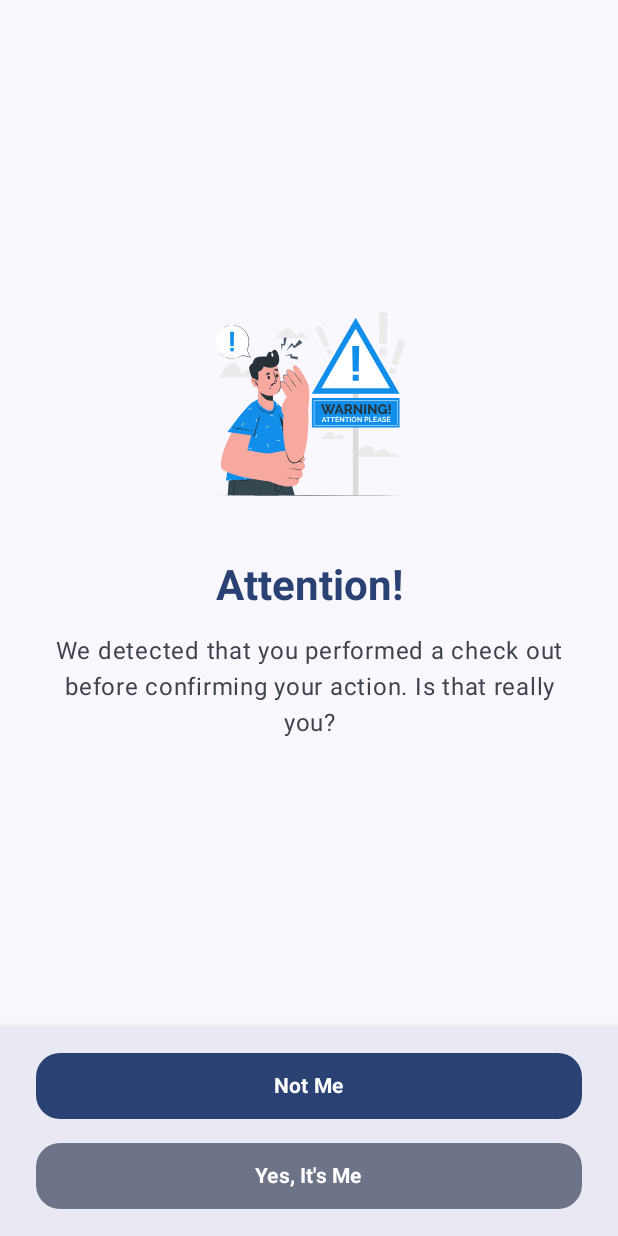
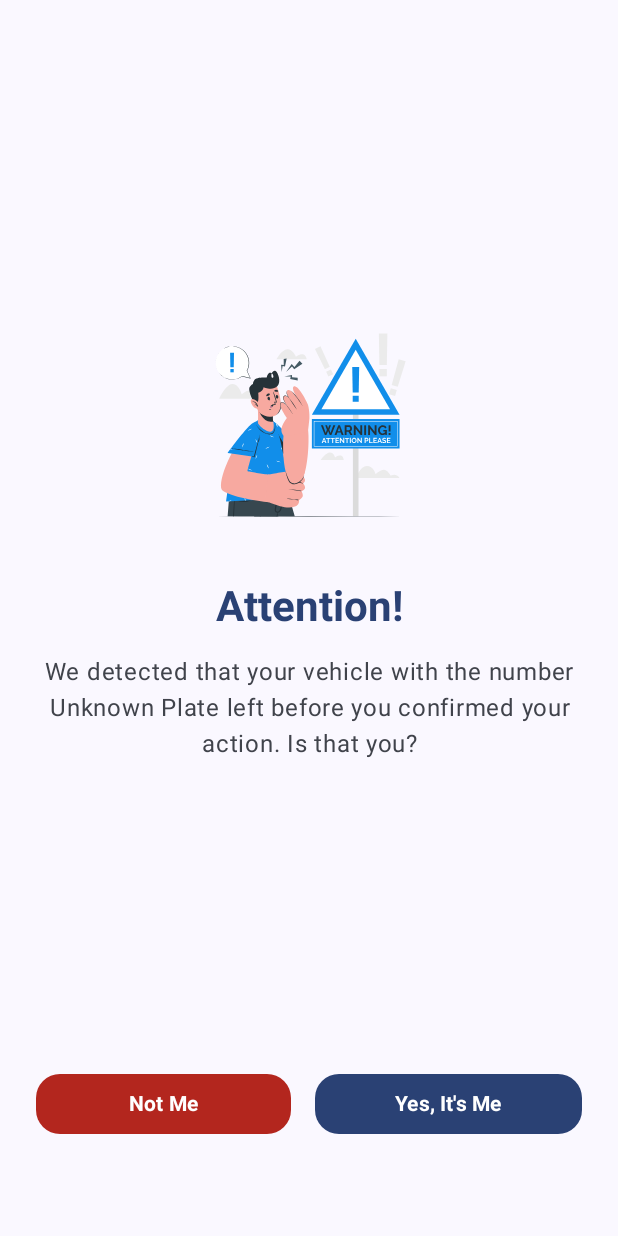
Before and after one commit to agustacandi/parkirkan-app, an Android app built with Jetpack Compose: the AlertScreen screen opened through its navigation route, on a phone screen of 412 x 824 dp. Run offline under Robolectric (Android 15) with nearby library versions, the phone set to English and light mode, and no system bars; our stand-ins replace Dagger/Hilt's generated code, paging.

Commit message:
fix: fixing notification screen and topic
BUG: when first login with sec account, then switch to user account. Topic still subscribing

```diff
--- a/app/src/main/java/dev/agustacandi/parkirkanapp/di/AppModule.kt
+++ b/app/src/main/java/dev/agustacandi/parkirkanapp/di/AppModule.kt
@@ -60,7 +60,7 @@ class AppModule {
     @Singleton
     fun provideRetrofit(okHttpClient: OkHttpClient, moshi: Moshi): Retrofit {
         return Retrofit.Builder()
-            .baseUrl("https://radio-gc-wicked-village.trycloudflare.com/api/")
+            .baseUrl("https://parkir.aliftrd.my.id/api/")
             .addConverterFactory(MoshiConverterFactory.create(moshi))
             .client(okHttpClient)
             .build()
--- a/app/src/main/java/dev/agustacandi/parkirkanapp/domain/parking/repository/ParkingRepository.kt
+++ b/app/src/main/java/dev/agustacandi/parkirkanapp/domain/parking/repository/ParkingRepository.kt
@@ -11,4 +11,6 @@ interface ParkingRepository {
     suspend fun isVehicleCheckedIn(licensePlate: String): Boolean
 
     suspend fun confirmCheckOut(licensePlate: String): Boolean
+
+    suspend fun reportCheckOut(licensePlate: String): Boolean
 }
--- a/app/src/main/java/dev/agustacandi/parkirkanapp/presentation/alert/AlertScreen.kt
+++ b/app/src/main/java/dev/agustacandi/parkirkanapp/presentation/alert/AlertScreen.kt
@@ -1,14 +1,15 @@
 package dev.agustacandi.parkirkanapp.presentation.alert
 
+import android.app.Activity
+import android.content.res.Configuration
 import androidx.compose.foundation.Image
-import androidx.compose.foundation.background
 import androidx.compose.foundation.layout.Arrangement
 import androidx.compose.foundation.layout.Box
 import androidx.compose.foundation.layout.Column
+import androidx.compose.foundation.layout.Row
 import androidx.compose.foundation.layout.Spacer
 import androidx.compose.foundation.layout.fillMaxSize
 import androidx.compose.foundation.layout.fillMaxWidth
-import androidx.compose.foundation.layout.height
 import androidx.compose.foundation.layout.padding
 import androidx.compose.foundation.layout.size
 import androidx.compose.foundation.layout.width
@@ -16,9 +17,7 @@ import androidx.compose.foundation.shape.RoundedCornerShape
 import androidx.compose.material3.Button
 import androidx.compose.material3.ButtonDefaults
 import androidx.compose.material3.CircularProgressIndicator
-import androidx.compose.material3.FilledTonalButton
 import androidx.compose.material3.MaterialTheme
-import androidx.compose.material3.OutlinedButton
 import androidx.compose.material3.Scaffold
 import androidx.compose.material3.SnackbarHost
 import androidx.compose.material3.SnackbarHostState
@@ -31,12 +30,15 @@ import androidx.compose.runtime.getValue
 import androidx.compose.runtime.remember
 import androidx.compose.ui.Alignment
 import androidx.compose.ui.Modifier
+import androidx.compose.ui.platform.LocalContext
 import androidx.compose.ui.res.painterResource
 import androidx.compose.ui.text.font.FontWeight
 import androidx.compose.ui.text.style.TextAlign
+import androidx.compose.ui.tooling.preview.Preview
 import androidx.compose.ui.unit.dp
 import androidx.hilt.navigation.compose.hiltViewModel
 import dev.agustacandi.parkirkanapp.R
+import dev.agustacandi.parkirkanapp.ui.theme.ParkirkanAppTheme
 
 @Composable
 fun AlertScreen(
@@ -45,24 +47,25 @@ fun AlertScreen(
     onConfirmClick: () -> Unit,
     onRejectClick: () -> Unit
 ) {
+    val context = LocalContext.current
     val isLoading by viewModel.isLoading.collectAsState()
     val errorMessage by viewModel.errorMessage.collectAsState()
     val snackbarHostState = remember { SnackbarHostState() }
 
-    // Handle one-time actions
+    val activity = context as? Activity
+    val intent = activity?.intent
+    val vehiclePlate = intent?.getStringExtra("vehicle_license_plate") ?: "Unknown Plate"
+
     LaunchedEffect(viewModel) {
         viewModel.actionFlow.collect { action ->
             when (action) {
                 is AlertAction.NavigateBack -> onRejectClick()
                 is AlertAction.ShowSuccess -> onConfirmClick()
-                is AlertAction.ShowError -> {
-                    // Error is shown via snackbar
-                }
+                is AlertAction.ShowError -> {}
             }
         }
     }
 
-    // Show snackbar for errors
     LaunchedEffect(errorMessage) {
         errorMessage?.let {
             snackbarHostState.showSnackbar(it)
@@ -70,64 +73,63 @@ fun AlertScreen(
         }
     }
 
+    AlertScreenContent(
+        modifier = modifier,
+        snackbarHostState = snackbarHostState,
+        vehiclePlate = vehiclePlate,
+        isLoading = isLoading,
+        onNotMe = { viewModel.reportCheckOut(vehiclePlate) },
+        onYesItsMe = { viewModel.confirmCheckOut(vehiclePlate) }
+    )
+}
+
+@Composable
+private fun AlertScreenContent(
+    modifier: Modifier = Modifier,
+    snackbarHostState: SnackbarHostState = remember { SnackbarHostState() },
+    vehiclePlate: String,
+    isLoading: Boolean,
+    onNotMe: () -> Unit,
+    onYesItsMe: () -> Unit
+) {
     Scaffold(
         snackbarHost = { SnackbarHost(snackbarHostState) },
         bottomBar = {
-            Surface(
-                tonalElevation = 3.dp,
-                shadowElevation = 8.dp
-            ) {
-                Column(
+            Row(
                 modifier = Modifier
                     .fillMaxWidth()
-                        .padding(horizontal = 24.dp, vertical = 16.dp)
+                    .padding(start = 24.dp, end = 24.dp, bottom = 64.dp),
             ) {
                 Button(
-                        modifier = Modifier.fillMaxWidth(),
-                        onClick = { viewModel.rejectCheckOut() },
+                    modifier = Modifier
+                        .weight(1f)
+                        .padding(end = 8.dp),
+                    onClick = onNotMe,
                     enabled = !isLoading,
                     shape = RoundedCornerShape(16.dp),
                     colors = ButtonDefaults.buttonColors(
-                            containerColor = MaterialTheme.colorScheme.primary,
-                            disabledContainerColor = MaterialTheme.colorScheme.surfaceVariant
+                        containerColor = MaterialTheme.colorScheme.error,
                     )
                 ) {
                     Text(
                         "Not Me",
                         style = MaterialTheme.typography.labelLarge,
-                            fontWeight = FontWeight.Bold,
-                            modifier = Modifier.padding(vertical = 4.dp)
+                        fontWeight = FontWeight.Bold
                     )
                 }
-
-                    Spacer(modifier = Modifier.height(12.dp))
-
-                    FilledTonalButton(
-                        modifier = Modifier.fillMaxWidth(),
-                        onClick = {
-                            // In a real app, get license plate from app state or intent extras
-                            // For now we'll use a placeholder
-                            val licensePlate = "B 1234 ABC" // Example
-                            viewModel.confirmCheckOut(licensePlate)
-                        },
+                Spacer(Modifier.width(8.dp))
+                Button(
+                    modifier = Modifier
+                        .weight(1f),
+                    onClick = onYesItsMe,
                     enabled = !isLoading,
                     shape = RoundedCornerShape(16.dp)
                 ) {
-                        if (isLoading) {
-                            CircularProgressIndicator(
-                                modifier = Modifier.size(20.dp),
-                                strokeWidth = 2.dp,
-                                color = MaterialTheme.colorScheme.primary
-                            )
-                            Spacer(modifier = Modifier.width(8.dp))
-                        }
                     Text(
                         "Yes, It's Me",
                         style = MaterialTheme.typography.labelLarge,
-                            fontWeight = FontWeight.Bold,
-                            modifier = Modifier.padding(vertical = 4.dp)
+                        fontWeight = FontWeight.Bold
                     )
-                    }
                 }
             }
         }
@@ -141,26 +143,20 @@ fun AlertScreen(
                 horizontalAlignment = Alignment.CenterHorizontally
             ) {
                 Image(
-                    modifier = Modifier
-                        .size(180.dp)
-                        .padding(bottom = 24.dp),
-                    painter = painterResource(
-                        id = R.drawable.alert_illustration
-                    ),
+                    modifier = Modifier.size(180.dp).padding(bottom = 24.dp),
+                    painter = painterResource(id = R.drawable.alert_illustration),
                     contentDescription = null
                 )
-
                 Text(
                     text = "Attention!",
                     style = MaterialTheme.typography.headlineMedium,
                     fontWeight = FontWeight.Bold,
                     color = MaterialTheme.colorScheme.primary,
-                    modifier = Modifier.padding(bottom = 16.dp),
-                    textAlign = TextAlign.Center
+                    textAlign = TextAlign.Center,
+                    modifier = Modifier.padding(bottom = 16.dp)
                 )
-
                 Text(
-                    text = "We detected that you performed a check out before confirming your action. Is that really you?",
+                    text = "We detected that your vehicle with the number ${vehiclePlate} left before you confirmed your action. Is that you?",
                     style = MaterialTheme.typography.bodyLarge,
                     textAlign = TextAlign.Center,
                     color = MaterialTheme.colorScheme.onSurfaceVariant
@@ -172,18 +168,24 @@ fun AlertScreen(
                     modifier = Modifier.fillMaxSize(),
                     color = MaterialTheme.colorScheme.background.copy(alpha = 0.8f)
                 ) {
-                    Box(
-                        modifier = Modifier.fillMaxSize(),
-                        contentAlignment = Alignment.Center
-                    ) {
-                        CircularProgressIndicator(
-                            modifier = Modifier.size(48.dp),
-                            color = MaterialTheme.colorScheme.primary,
-                            strokeWidth = 4.dp
-                        )
+                    Box(Modifier.fillMaxSize(), contentAlignment = Alignment.Center) {
+                        CircularProgressIndicator(Modifier.size(48.dp), strokeWidth = 4.dp)
                     }
                 }
             }
         }
     }
 }
+
+@Preview(showBackground = true, uiMode = Configuration.UI_MODE_NIGHT_YES)
+@Composable
+private fun AlertScreenPreview() {
+    ParkirkanAppTheme {
+        AlertScreenContent(
+            vehiclePlate = "B 1234 XYZ",
+            isLoading = false,
+            onNotMe = {},
+            onYesItsMe = {}
+        )
+    }
+}
```
Also changed, not shown: app/src/main/java/dev/agustacandi/parkirkanapp/MainActivity.kt (+3 -25 lines), app/src/main/java/dev/agustacandi/parkirkanapp/data/parking/ParkingRepositoryImpl.kt (+10 -0 lines), app/src/main/java/dev/agustacandi/parkirkanapp/data/parking/network/ParkingService.kt (+14 -1 lines), app/src/main/java/dev/agustacandi/parkirkanapp/fcm/ParkirkanMessagingService.kt (+15 -5 lines), app/src/main/java/dev/agustacandi/parkirkanapp/fcm/TopicManager.kt (added, +28 -0 lines), app/src/main/java/dev/agustacandi/parkirkanapp/presentation/alert/AlertViewModel.kt (+16 -2 lines), app/src/main/java/dev/agustacandi/parkirkanapp/presentation/auth/AuthViewModel.kt (+3 -7 lines). Lines whose indentation alone changed are shown as unchanged.
